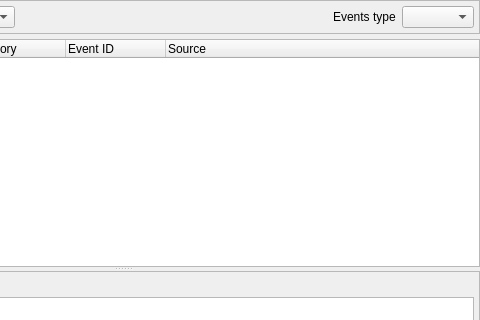
The window that source/client/ui/sys_info_widget_event_logs.ui (dchapyshev/aspia) describes before a commit, drawn with Qt 5; both pictures show x 235 to 715 and y 0 to 320 of the 715 by 495 pixel window.
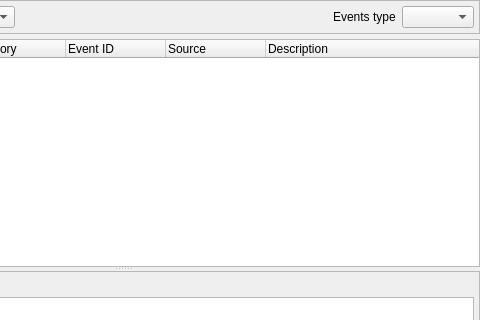
The same window after the commit.

Commit message: Store description in column text.

The edit to the form file:
```diff
--- a/source/client/ui/sys_info_widget_event_logs.ui
+++ b/source/client/ui/sys_info_widget_event_logs.ui
@@ -145,6 +145,11 @@
         <string>Source</string>
        </property>
       </column>
+      <column>
+       <property name="text">
+        <string>Description</string>
+       </property>
+      </column>
      </widget>
      <widget class="QFrame" name="frame_description">
       <property name="frameShape">
```
The commit also changes 23 other files.
